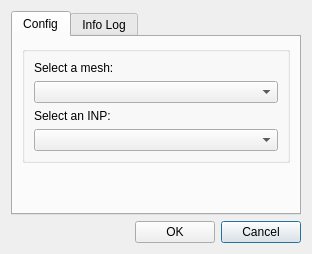
Qt form core/ui/toolbars/utilities/execute_model.ui (ibergis/ibergis_qgis_plugin) before a commit.
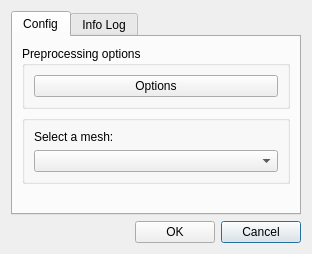
The same form after that commit.

Commit message: Add options button to 'Execute model' button

What changed in the file:
```diff
--- a/core/ui/toolbars/utilities/execute_model.ui
+++ b/core/ui/toolbars/utilities/execute_model.ui
@@ -90,9 +90,6 @@
           <string/>
          </property>
          <layout class="QGridLayout" name="gridLayout_3">
-          <item row="1" column="0">
-           <widget class="QComboBox" name="cmb_mesh"/>
-          </item>
           <item row="0" column="0">
            <widget class="QLabel" name="lbl_mesh">
             <property name="text">
@@ -100,16 +97,25 @@
             </property>
            </widget>
           </item>
-          <item row="2" column="0">
-           <widget class="QLabel" name="lbl_inp">
+          <item row="1" column="0">
+           <widget class="QComboBox" name="cmb_mesh"/>
+          </item>
+         </layout>
+        </widget>
+       </item>
+       <item row="0" column="0">
+        <widget class="QGroupBox" name="groupBox">
+         <property name="title">
+          <string>Preprocessing options</string>
+         </property>
+         <layout class="QGridLayout" name="gridLayout">
+          <item row="0" column="0">
+           <widget class="QPushButton" name="btn_options">
             <property name="text">
-             <string>Select an INP:</string>
+             <string>Options</string>
             </property>
            </widget>
           </item>
-          <item row="3" column="0">
-           <widget class="QComboBox" name="cmb_inp"/>
-          </item>
          </layout>
         </widget>
        </item>
```
The commit also changes 3 other files.
